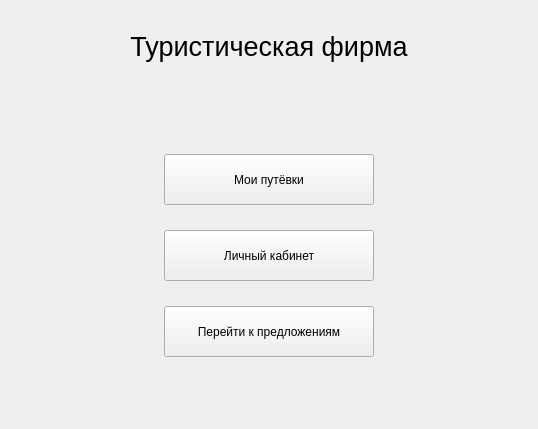
The window that gui/clientmainwindow.ui (rkv04/test) describes before a commit, drawn with Qt 5.
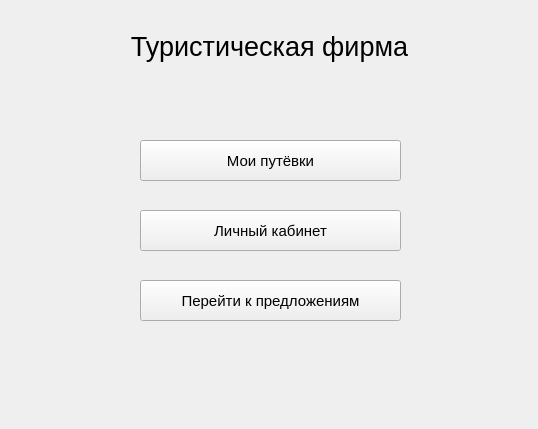
The same window after the commit.

Commit message: added client account & bug fix

```diff
--- a/gui/clientmainwindow.ui
+++ b/gui/clientmainwindow.ui
@@ -14,9 +14,15 @@
    <string>MainWindow</string>
   </property>
   <widget class="QWidget" name="centralwidget">
-   <layout class="QVBoxLayout" name="verticalLayout">
-    <item>
      <widget class="QLabel" name="label">
+    <property name="geometry">
+     <rect>
+      <x>9</x>
+      <y>9</y>
+      <width>521</width>
+      <height>75</height>
+     </rect>
+    </property>
       <property name="minimumSize">
        <size>
         <width>0</width>
@@ -35,128 +41,63 @@
        <set>Qt::AlignCenter</set>
       </property>
      </widget>
-    </item>
-    <item>
-     <layout class="QGridLayout" name="gridLayout_2">
-      <item row="1" column="1">
-       <layout class="QVBoxLayout" name="verticalLayout_2">
-        <property name="spacing">
-         <number>25</number>
-        </property>
-        <item>
-         <widget class="QPushButton" name="pushButton_3">
-          <property name="minimumSize">
-           <size>
-            <width>210</width>
-            <height>51</height>
-           </size>
-          </property>
-          <property name="maximumSize">
-           <size>
-            <width>175</width>
-            <height>51</height>
-           </size>
+   <widget class="QPushButton" name="offersButton">
+    <property name="geometry">
+     <rect>
+      <x>140</x>
+      <y>280</y>
+      <width>261</width>
+      <height>41</height>
+     </rect>
+    </property>
+    <property name="font">
+     <font>
+      <family>Segoe UI</family>
+      <pointsize>11</pointsize>
+     </font>
+    </property>
+    <property name="text">
+     <string>Перейти к предложениям</string>
+    </property>
+   </widget>
+   <widget class="QPushButton" name="ticketsButton">
+    <property name="geometry">
+     <rect>
+      <x>140</x>
+      <y>140</y>
+      <width>261</width>
+      <height>41</height>
+     </rect>
+    </property>
+    <property name="font">
+     <font>
+      <family>Segoe UI</family>
+      <pointsize>11</pointsize>
+     </font>
           </property>
           <property name="text">
            <string>Мои путёвки</string>
           </property>
          </widget>
-        </item>
-        <item>
-         <widget class="QPushButton" name="pushButton_5">
-          <property name="minimumSize">
-           <size>
-            <width>210</width>
-            <height>51</height>
-           </size>
-          </property>
-          <property name="maximumSize">
-           <size>
-            <width>175</width>
-            <height>51</height>
-           </size>
+   <widget class="QPushButton" name="accountButton">
+    <property name="geometry">
+     <rect>
+      <x>140</x>
+      <y>210</y>
+      <width>261</width>
+      <height>41</height>
+     </rect>
+    </property>
+    <property name="font">
+     <font>
+      <family>Segoe UI</family>
+      <pointsize>11</pointsize>
+     </font>
           </property>
           <property name="text">
            <string>Личный кабинет</string>
           </property>
          </widget>
-        </item>
-        <item>
-         <widget class="QPushButton" name="pushButton_6">
-          <property name="minimumSize">
-           <size>
-            <width>210</width>
-            <height>51</height>
-           </size>
-          </property>
-          <property name="maximumSize">
-           <size>
-            <width>175</width>
-            <height>51</height>
-           </size>
-          </property>
-          <property name="text">
-           <string>Перейти к предложениям</string>
-          </property>
-         </widget>
-        </item>
-       </layout>
-      </item>
-      <item row="1" column="0">
-       <spacer name="horizontalSpacer_3">
-        <property name="orientation">
-         <enum>Qt::Horizontal</enum>
-        </property>
-        <property name="sizeHint" stdset="0">
-         <size>
-          <width>40</width>
-          <height>20</height>
-         </size>
-        </property>
-       </spacer>
-      </item>
-      <item row="0" column="1">
-       <spacer name="verticalSpacer_3">
-        <property name="orientation">
-         <enum>Qt::Vertical</enum>
-        </property>
-        <property name="sizeHint" stdset="0">
-         <size>
-          <width>20</width>
-          <height>40</height>
-         </size>
-        </property>
-       </spacer>
-      </item>
-      <item row="2" column="1">
-       <spacer name="verticalSpacer_4">
-        <property name="orientation">
-         <enum>Qt::Vertical</enum>
-        </property>
-        <property name="sizeHint" stdset="0">
-         <size>
-          <width>20</width>
-          <height>40</height>
-         </size>
-        </property>
-       </spacer>
-      </item>
-      <item row="1" column="2">
-       <spacer name="horizontalSpacer_4">
-        <property name="orientation">
-         <enum>Qt::Horizontal</enum>
-        </property>
-        <property name="sizeHint" stdset="0">
-         <size>
-          <width>40</width>
-          <height>20</height>
-         </size>
-        </property>
-       </spacer>
-      </item>
-     </layout>
-    </item>
-   </layout>
   </widget>
  </widget>
  <resources/>
```
Lines whose indentation alone changed are shown as unchanged. The commit also changes 23 other files.
